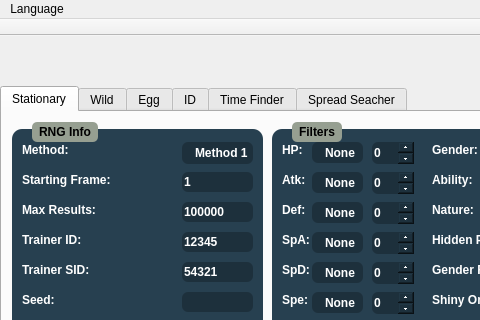
Above: Forms/mainwindow.ui from Admiral-Fish/PokeFinder before the change; both pictures show x 0 to 480 and y 0 to 320 of the 1219 by 688 pixel window. Below: the same form after it.
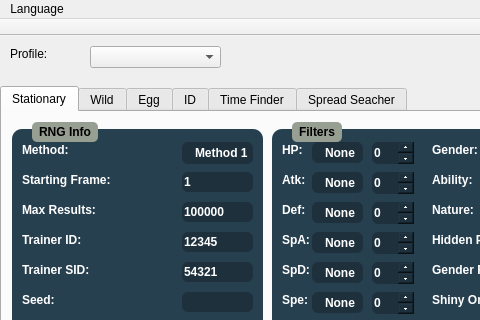
That is the form after the change. Icons and pictures are not drawn.

Commit message: Profile loading in the main form

Diff of the .ui file:
```diff
--- a/Forms/mainwindow.ui
+++ b/Forms/mainwindow.ui
@@ -1240,6 +1240,29 @@
      </attribute>
     </widget>
    </widget>
+   <widget class="QLabel" name="labelProfiles">
+    <property name="geometry">
+     <rect>
+      <x>10</x>
+      <y>10</y>
+      <width>71</width>
+      <height>16</height>
+     </rect>
+    </property>
+    <property name="text">
+     <string>Profile:</string>
+    </property>
+   </widget>
+   <widget class="QComboBox" name="comboBoxProfiles">
+    <property name="geometry">
+     <rect>
+      <x>90</x>
+      <y>10</y>
+      <width>131</width>
+      <height>22</height>
+     </rect>
+    </property>
+   </widget>
   </widget>
   <widget class="QMenuBar" name="menuBar">
    <property name="geometry">
```
The commit also changes 8 other files.
